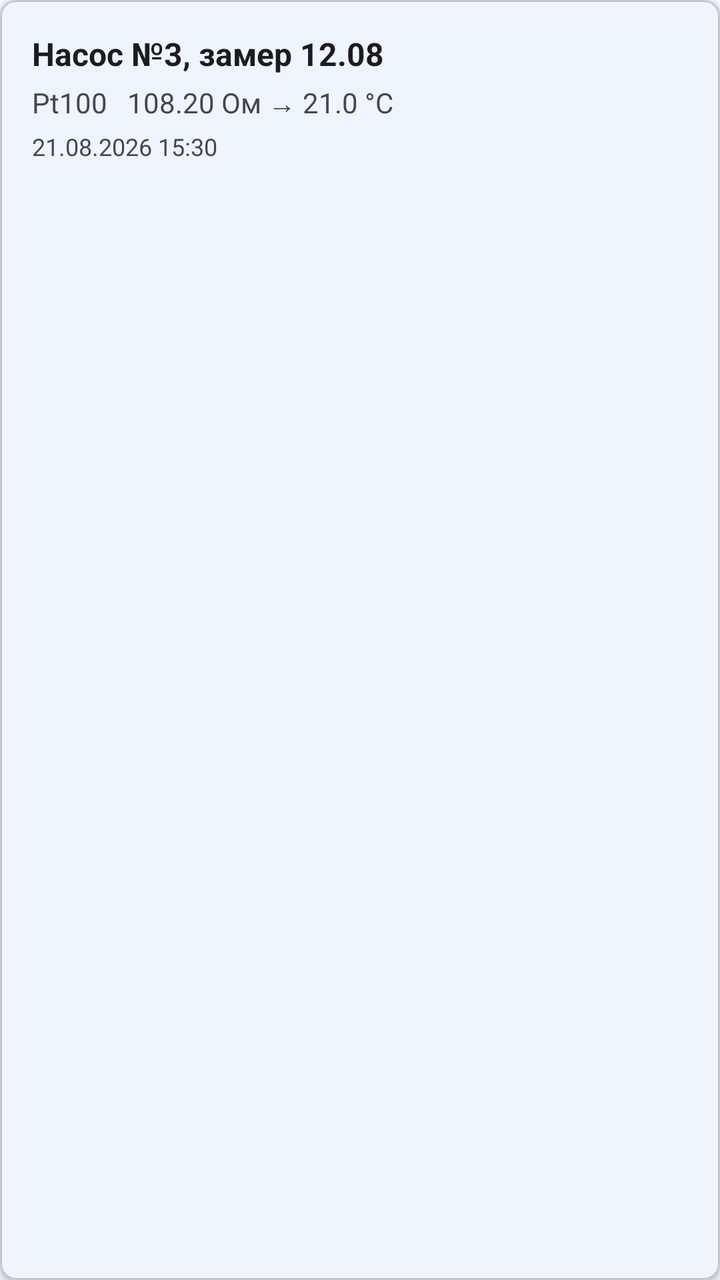
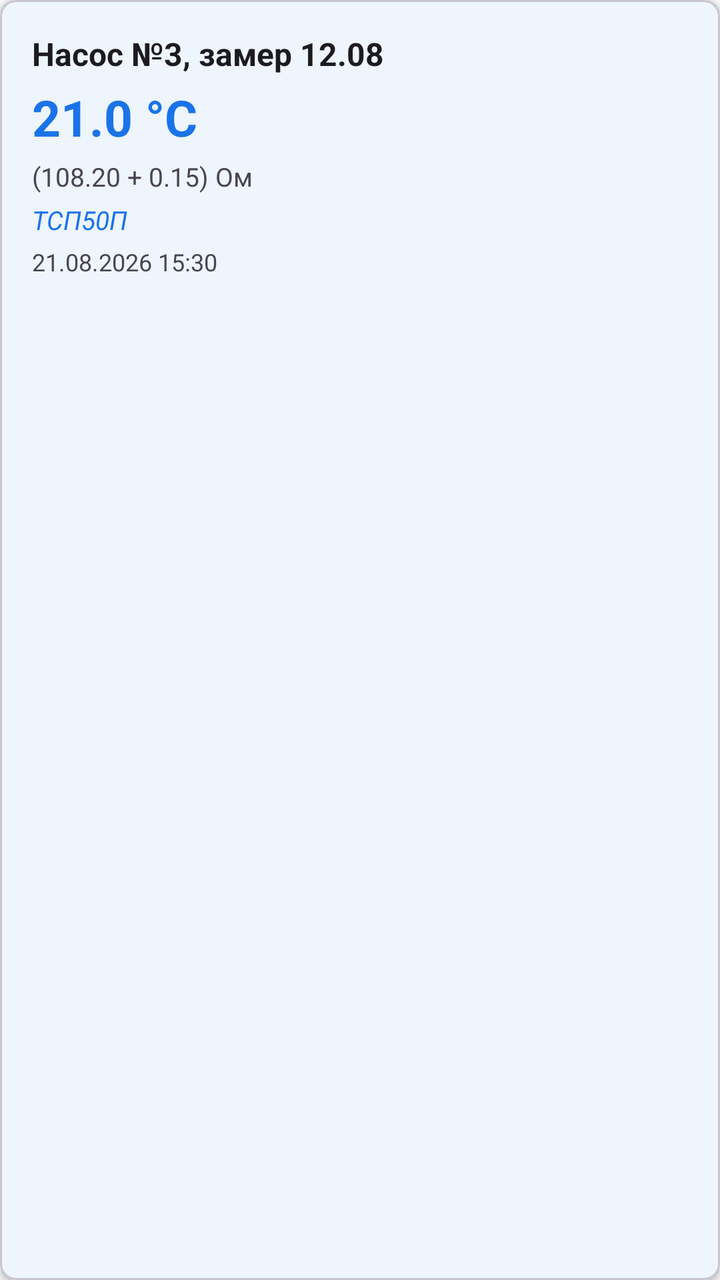

Compare the two renders of this Android layout. The source of the first and the diff that turns it into the second are given below.
<!-- AndroidManifest.xml: application theme Theme.FocusApp -->
<!-- res/layout/item_saved_measurement.xml -->
<?xml version="1.0" encoding="utf-8"?>
<com.google.android.material.card.MaterialCardView xmlns:android="http://schemas.android.com/apk/res/android"
    xmlns:app="http://schemas.android.com/apk/res-auto"
    android:layout_width="match_parent"
    android:layout_height="wrap_content"
    android:layout_marginStart="16dp"
    android:layout_marginEnd="16dp"
    android:layout_marginBottom="8dp"
    app:cardElevation="2dp"
    app:cardCornerRadius="8dp"
    android:foreground="?android:attr/selectableItemBackground">

    <LinearLayout
        android:layout_width="match_parent"
        android:layout_height="wrap_content"
        android:orientation="vertical"
        android:padding="16dp">

        
        <TextView
            android:id="@+id/tvDescription"
            android:layout_width="match_parent"
            android:layout_height="wrap_content"
            android:text="Насос №3, замер 12.08"
            android:textSize="16sp"
            android:textStyle="bold"
            android:textColor="?android:attr/textColorPrimary" />

        
        <TextView
            android:id="@+id/tvInfo"
            android:layout_width="match_parent"
            android:layout_height="wrap_content"
            android:layout_marginTop="4dp"
            android:text="Pt100   108.20 Ом → 21.0 °C"
            android:textSize="14sp"
            android:textColor="?android:attr/textColorSecondary" />

        
        <TextView
            android:id="@+id/tvDate"
            android:layout_width="match_parent"
            android:layout_height="wrap_content"
            android:layout_marginTop="4dp"
            android:text="21.08.2026 15:30"
            android:textSize="12sp"
            android:textColor="?android:attr/textColorSecondary" />

    </LinearLayout>

</com.google.android.material.card.MaterialCardView>
<!-- resources referenced by this layout -->
<resources>
  <style name="Theme.FocusApp" parent="Theme.Material3.DayNight.NoActionBar">
          
          <item name="colorPrimary">@color/primary</item>
          <item name="colorPrimaryContainer">@color/primary_container</item>
          <item name="colorSecondary">@color/secondary</item>
          <item name="colorTertiary">@color/tertiary</item>
  
          
          <item name="colorOnPrimary">@color/on_primary</item>
          <item name="colorOnSurface">@color/on_surface</item>
          <item name="colorOnSurfaceVariant">@color/on_surface_secondary</item>
  
          
          <item name="colorSurface">@color/surface</item>
          <item name="colorSurfaceVariant">@color/surface_variant</item>
          <item name="android:colorBackground">@color/background</item>
  
          
          <item name="android:statusBarColor">@color/status_bar</item>
  
          
          <item name="android:navigationBarColor">@color/surface</item>
      </style>
  <color name="primary">#1A73E8</color>
  <color name="primary_container">#D2E3FC</color>
  <color name="secondary">#03DAC6</color>
  <color name="tertiary">#FF6B6B</color>
  <color name="on_primary">#FFFFFF</color>
  <color name="on_surface">#202124</color>
  <color name="on_surface_secondary">#5F6368</color>
  <color name="surface">#FFFFFF</color>
  <color name="surface_variant">#F5F5F5</color>
  <color name="background">#F8F9FA</color>
  <color name="status_bar">#FFFFFF</color>
</resources>

<!-- the commit's change to res/layout/item_saved_measurement.xml (unified diff, before → after) -->
@@ -28,13 +28,35 @@
 
         
         <TextView
+            android:id="@+id/tvTemperature"
+            android:layout_width="match_parent"
+            android:layout_height="wrap_content"
+            android:layout_marginTop="4dp"
+            android:text="21.0 °C"
+            android:textSize="25sp"
+            android:textStyle="bold"
+            android:textColor="?attr/colorPrimary" />
+
+        
+        <TextView
             android:id="@+id/tvInfo"
             android:layout_width="match_parent"
             android:layout_height="wrap_content"
             android:layout_marginTop="4dp"
-            android:text="Pt100   108.20 Ом → 21.0 °C"
-            android:textSize="14sp"
+            android:text="(108.20 + 0.15) Ом"
+            android:textSize="13sp"
             android:textColor="?android:attr/textColorSecondary" />
+
+        
+        <TextView
+            android:id="@+id/tvSensorType"
+            android:layout_width="match_parent"
+            android:layout_height="wrap_content"
+            android:layout_marginTop="4dp"
+            android:text="ТСП50П"
+            android:textSize="13sp"
+            android:textStyle="italic"
+            android:textColor="?attr/colorPrimary" />
 
         
         <TextView
